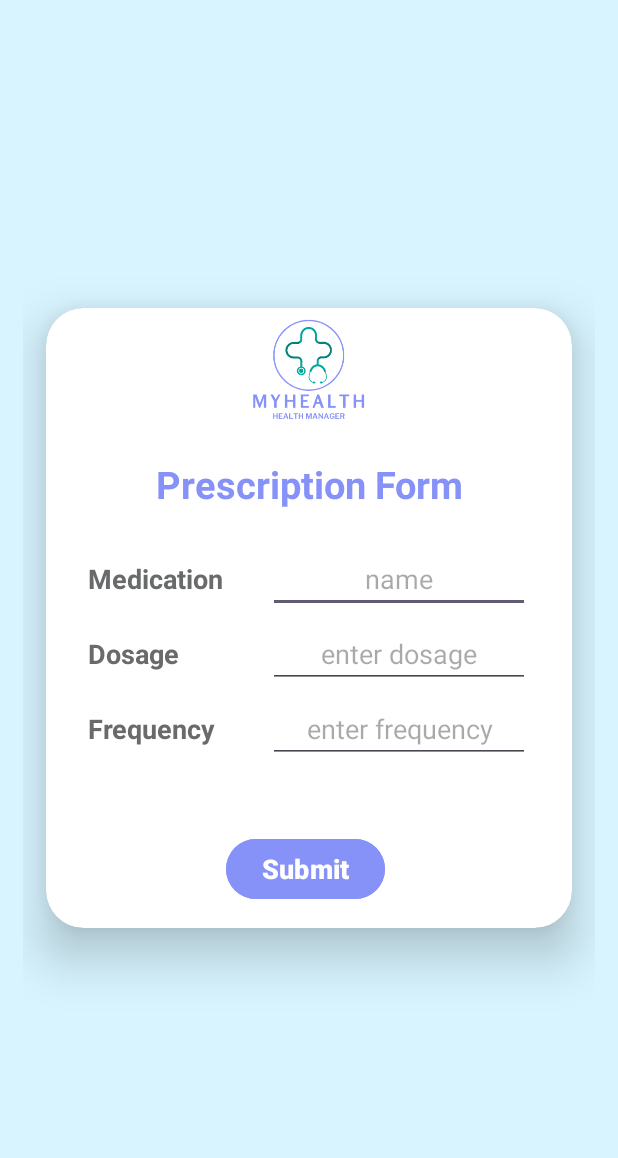
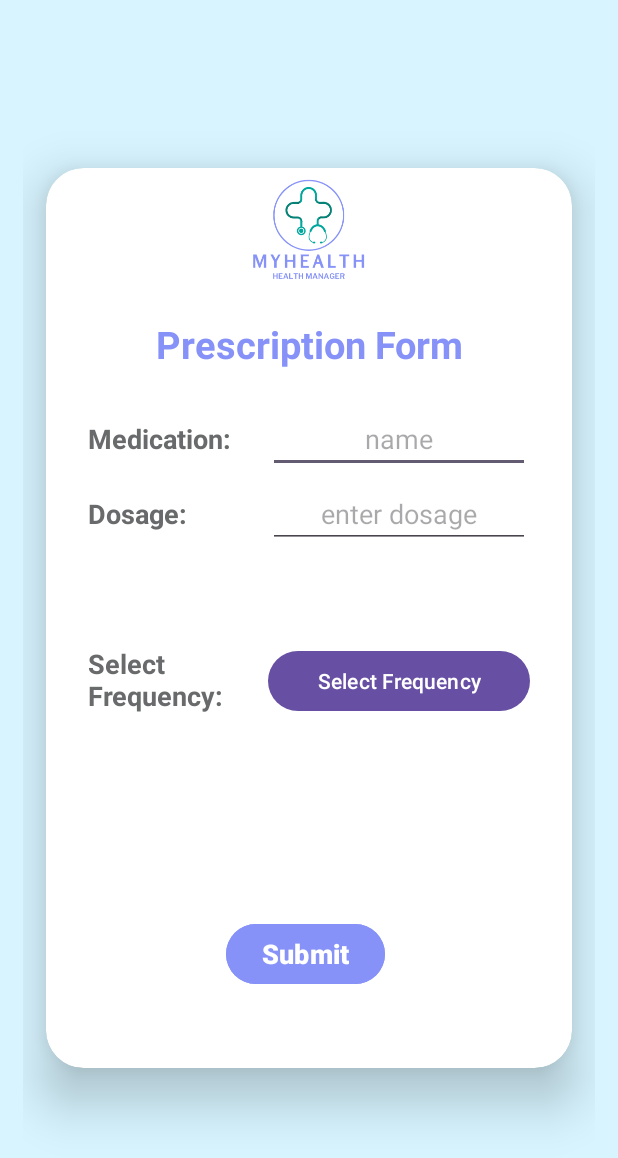
Before and after one commit to bryan-avila/myHealth, an Android app: the clinic_prescription_form screen opened directly, with no data from a screen before it, after a tap on "Submit", on a phone screen of 412 x 824 dp. Shown: the top 1158 px of the screen. Run offline under Robolectric (Android 15) with nearby library versions, the phone set to English and light mode, and no system bars; our stand-ins replace Firebase (no records; nobody signed in at launch, a user with empty details on screens opened directly); 1 statement that could not run was skipped.

Commit message:
Added Pop-Up Menu when selecting Medication Frequency for Patient

```diff
--- a/app/src/main/java/com/example/myHealth/clinic_prescription_form.java
+++ b/app/src/main/java/com/example/myHealth/clinic_prescription_form.java
@@ -8,8 +8,12 @@ import androidx.appcompat.app.AppCompatActivity;
 import android.content.Intent;
 import android.os.Bundle;
 import android.util.Log;
+import android.view.Menu;
+import android.view.MenuItem;
 import android.view.View;
+import android.widget.Button;
 import android.widget.EditText;
+import android.widget.PopupMenu;
 import android.widget.TextView;
 import android.widget.Toast;
 
@@ -26,11 +30,12 @@ import java.util.Map;
 
 public class clinic_prescription_form extends AppCompatActivity {
 
-    EditText medName, medDosage, medFrequency;
-
+    EditText medName, medDosage;
     FirebaseFirestore db = FirebaseFirestore.getInstance();
     FirebaseAuth mAuth = myFirestore.getmAuthInstance();
     FirebaseUser currentUser = mAuth.getCurrentUser();
+
+    String med_frequency;  // Frequency from the pop up, make it global
 
 
     @Override
@@ -41,15 +46,76 @@ public class clinic_prescription_form extends AppCompatActivity {
 
         medName = findViewById(R.id.edit_text_med_Name);
         medDosage = findViewById(R.id.edit_text_med_Dosage);
-        medFrequency = findViewById(R.id.edit_text_med_Frequency);
 
+    }
+
+    public void onFrequencyClick(View view)
+    {
+        // Make the dropdown menu appear when you click on frequency
+        PopupMenu freq_popup = new PopupMenu(this, view);
+        freq_popup.setOnMenuItemClickListener(this::onMenuItemClick);
+        freq_popup.inflate(R.menu.menu_medications_frequency);
+        freq_popup.show();
+    }
+
+    public boolean onMenuItemClick(MenuItem item)
+    {
+        if(item.getItemId() == R.id.item_med_frequency_once_a_day)
+        {
+
+            Button button_freq;
+            button_freq = findViewById(R.id.button_med_Frequency);
+            button_freq.setText("Once A Day");
+
+            med_frequency = "Once A Day";
+            return true;
+        }
+
+        else if(item.getItemId() == R.id.item_med_frequency_twice_a_day)
+        {
+
+            Button button_freq;
+            button_freq = findViewById(R.id.button_med_Frequency);
+            button_freq.setText("Twice A Day");
+
+            med_frequency = "Twice A Day";
+            return true;
+        }
+
+        else if(item.getItemId() == R.id.item_med_frequency_once_a_week)
+        {
+
+            Button button_freq;
+            button_freq = findViewById(R.id.button_med_Frequency);
+            button_freq.setText("Once A Week");
+
+            med_frequency = "Once A Week";
+            return true;
+        }
+
+        else if(item.getItemId() == R.id.item_med_frequency_twice_a_week)
+        {
+
+            Button button_freq;
+            button_freq = findViewById(R.id.button_med_Frequency);
+            button_freq.setText("Twice A Week");
+
+            med_frequency = "Twice A Week";
+            return true;
+        }
+
+
+
+
+
+        return false;
     }
 
     public void onSubmitPrescriptionClick (View view) {
 
         String string_med_Name = medName.getText().toString();
         String string_med_Dosage = medDosage.getText().toString();
-        String string_med_Frequency = medFrequency.getText().toString();
+        String string_med_Frequency = med_frequency;
 
         boolean inputCheckerOnMedication = validateMedInput(string_med_Name, string_med_Dosage, string_med_Frequency);
 
@@ -74,21 +140,18 @@ public class clinic_prescription_form extends AppCompatActivity {
         // Set up edittext variables from .XML file
         EditText editTextmedicationName = findViewById(R.id.edit_text_med_Name);
         EditText editTextdosageAmt = findViewById(R.id.edit_text_med_Dosage);
-        EditText editTextfrequency = findViewById(R.id.edit_text_med_Frequency);
 
 
         // Set up strings the database can use
         String s_med_name = editTextmedicationName.getText().toString();
         String s_dosage_amt = editTextdosageAmt.getText().toString();
-        String s_frequency = editTextfrequency.getText().toString();
 
 
         // Add the medication info to the patient's database collection
         Map<String, Object> medicationInfo = new HashMap<>();
         medicationInfo.put("medicationName", s_med_name);
-        medicationInfo.put("medicationName", s_med_name);
         medicationInfo.put("dosageAmount", s_dosage_amt);
-        medicationInfo.put("medFrequency", s_frequency);
+        medicationInfo.put("frequency", med_frequency); // Get frequency from the pop up
 
         // Add medication to the firebase. The document will be named different according to the name of the Prescription
         prescriptionsInfoRef.document(s_med_name).set(medicationInfo)
@@ -122,6 +185,7 @@ public class clinic_prescription_form extends AppCompatActivity {
 
 
     public boolean validateMedInput (String med_Name, String med_Dosage, String med_Frequency) {
+
         if (med_Name.length() == 0) {
             medName.requestFocus();
             medName.setError("FIELD CANNOT BE EMPTY");
@@ -131,8 +195,8 @@ public class clinic_prescription_form extends AppCompatActivity {
             medDosage.setError("FIELD CANNOT BE EMPTY");
             return false;
         }  else if (med_Frequency.length() == 0) {
-            medFrequency.requestFocus();
-            medFrequency.setError("FIELD CANNOT BE EMPTY");
+//            medFrequency.requestFocus();
+//            medFrequency.setError("FIELD CANNOT BE EMPTY");
             return false;
         } else {
             return true;
--- a/app/src/main/java/com/example/myHealth/clinic_view_prescriptions.java
+++ b/app/src/main/java/com/example/myHealth/clinic_view_prescriptions.java
@@ -9,6 +9,7 @@ import android.content.Intent;
 import android.os.Bundle;
 import android.util.Log;
 import android.view.View;
+import android.widget.Button;
 import android.widget.EditText;
 
 import com.google.android.gms.tasks.OnFailureListener;
@@ -58,13 +59,13 @@ public class clinic_view_prescriptions extends AppCompatActivity {
         // Set up edittext variables from .XML file
         EditText editTextmedicationName = findViewById(R.id.edit_text_med_Name);
         EditText editTextdosageAmt = findViewById(R.id.edit_text_med_Dosage);
-        EditText editTextfrequency = findViewById(R.id.edit_text_med_Frequency);
+        Button btn_frequency = findViewById(R.id.button_med_Frequency);
 
 
         // Set up strings the database can use
         String s_med_name = editTextmedicationName.getText().toString();
         String s_dosage_amt = editTextdosageAmt.getText().toString();
-        String s_frequency = editTextfrequency.getText().toString();
+        String s_frequency = btn_frequency.getText().toString();
 
 
         // Add the medication info to the patient's database collection
--- a/app/src/main/res/layout/activity_clinic_prescription_form.xml
+++ b/app/src/main/res/layout/activity_clinic_prescription_form.xml
@@ -17,7 +17,7 @@
 
         <androidx.cardview.widget.CardView
             android:layout_width="match_parent"
-            android:layout_height="wrap_content"
+            android:layout_height="600sp"
             app:cardCornerRadius="25dp"
             app:cardElevation="20dp"
             android:background="@drawable/custom_edittext"
@@ -61,7 +61,7 @@
                     android:layout_width="120dp"
                     android:layout_height="wrap_content"
                     android:id="@+id/medName"
-                    android:text="Medication"
+                    android:text="Medication:"
                     android:textSize="18dp"
                     android:textStyle="bold"
                     android:textColor="@color/goodGrey"/>
@@ -92,7 +92,7 @@
                     android:layout_width="120dp"
                     android:layout_height="wrap_content"
                     android:id="@+id/medDosage"
-                    android:text="Dosage"
+                    android:text="Dosage:"
                     android:textSize="18dp"
                     android:textStyle="bold"
                     android:textColor="@color/goodGrey"/>
@@ -114,28 +114,29 @@
                 android:id="@+id/medLayout3"
                 android:layout_marginLeft="20dp"
                 android:layout_marginRight="20dp"
-                android:layout_marginTop="250dp"
+                android:layout_marginTop="300sp"
                 android:layout_marginBottom="10dp"
                 android:padding="8dp">
 
 
                 <TextView
                     android:layout_width="120dp"
-                    android:layout_height="wrap_content"
+                    android:layout_height="75dp"
                     android:id="@+id/medFrequency"
-                    android:text="Frequency"
+                    android:text="Select Frequency:"
                     android:textSize="18dp"
                     android:textStyle="bold"
                     android:textColor="@color/goodGrey"/>
 
-                <EditText
+                <Button
                     android:layout_width="wrap_content"
                     android:layout_height="wrap_content"
-                    android:id="@+id/edit_text_med_Frequency"
-                    android:hint="enter frequency"
+                    android:textColor="@color/white"
+                    android:layout_marginTop="10sp"
+                    android:id="@+id/button_med_Frequency"
                     android:layout_weight="1"
-                    android:textAlignment="center"
-                    android:maxLines="1"/>
+                    android:text="Select Frequency"
+                    android:onClick="onFrequencyClick"/>
 
             </LinearLayout>
 
@@ -143,7 +144,7 @@
                 android:layout_width="wrap_content"
                 android:layout_height="wrap_content"
                 android:text="Submit"
-                android:layout_marginTop="350dp"
+                android:layout_marginTop="500sp"
                 android:layout_marginLeft="120dp"
                 android:layout_marginBottom="15dp"
                 android:textStyle="bold"
--- /dev/null
+++ b/app/src/main/res/menu/menu_medications_frequency.xml
@@ -0,0 +1,20 @@
+<?xml version="1.0" encoding="utf-8"?>
+<menu xmlns:android="http://schemas.android.com/apk/res/android">
+
+    <item
+        android:id="@+id/item_med_frequency_once_a_day"
+        android:title="Once a Day"/>
+
+    <item
+        android:id="@+id/item_med_frequency_twice_a_day"
+        android:title="Twice a Day"/>
+
+    <item
+        android:id="@+id/item_med_frequency_once_a_week"
+        android:title="Once a Week"/>
+
+    <item
+        android:id="@+id/item_med_frequency_twice_a_week"
+        android:title="Twice a Week"/>
+
+</menu>
```
